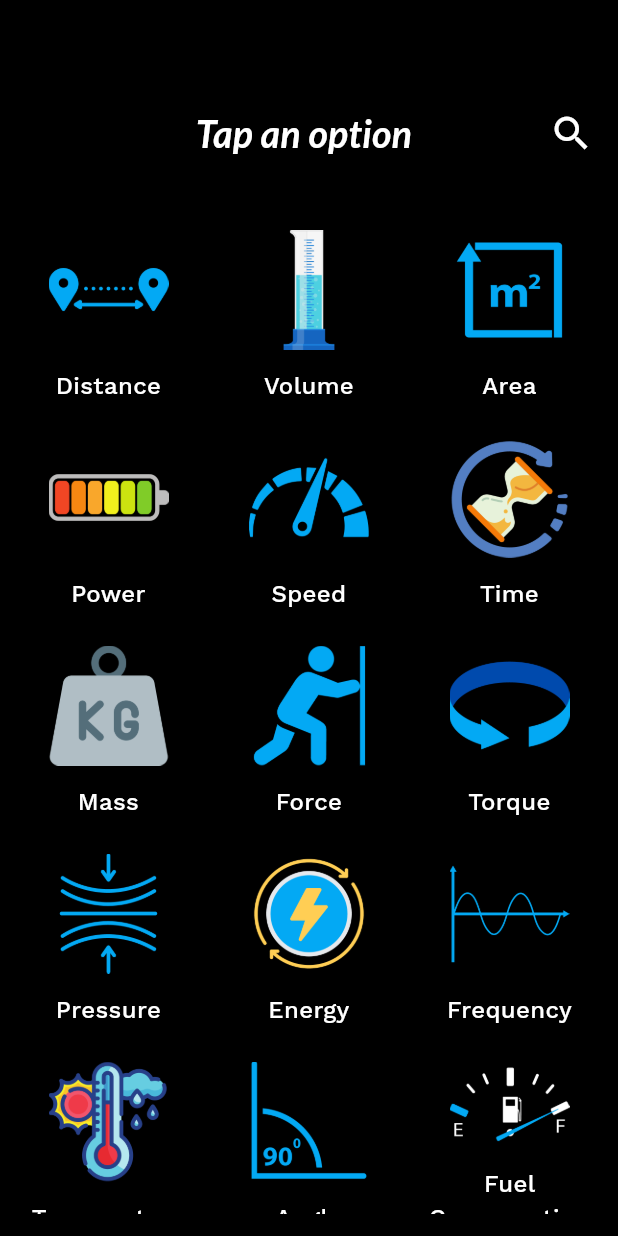
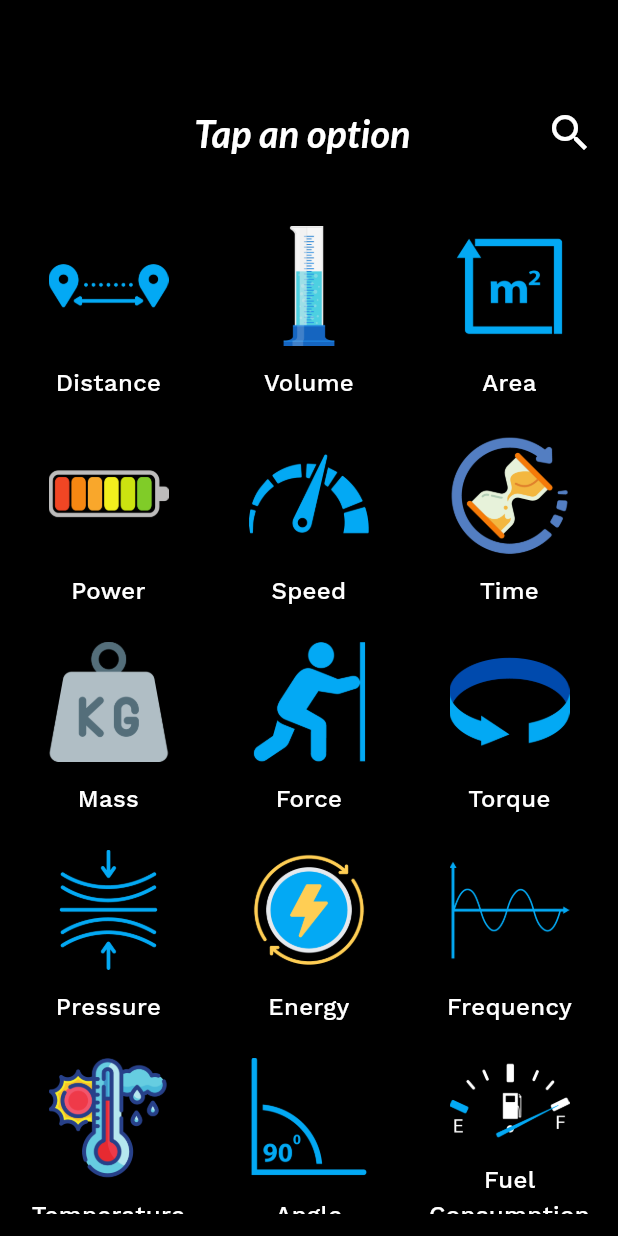
Before and after one commit to VictorCuerdo/UnitApp, a Flutter app: the screen it shows after launch, on a phone screen of 412 x 824 dp. Run offline on Flutter 3.47's test engine with Material 3 defaults, Android fonts, the phone set to English and light mode, and no system bars; drawn by our look-alikes of google_mobile_ads; our stand-ins replace auto_size_text, connectivity_plus, easy_localization, firebase_analytics, firebase_core, firebase_crashlytics and 4 more; missing offline and left inert: flutter_vibrate; accounts and stored records are empty; network calls fail.

Commit message:
cambios finales antes de mejorar idiomas

```diff
--- a/lib/widgets/unit_conversion.dart
+++ b/lib/widgets/unit_conversion.dart
@@ -65,7 +65,7 @@ class _UnitConversionState extends State<UnitConversion> {
             "Share the App".tr(),
             style: const TextStyle(
               fontWeight: FontWeight.bold,
-              fontSize: 20,
+              fontSize: 18,
               color: Colors.black,
             ),
           ),
@@ -197,7 +197,7 @@ class _UnitConversionState extends State<UnitConversion> {
           ),
           textAlign: TextAlign.center,
         ),
-        const SizedBox(height: 20),
+        const SizedBox(height: 10),
         ElevatedButton(
           onPressed: () {
             Clipboard.setData(ClipboardData(text: appLink)).then((_) {
@@ -247,7 +247,7 @@ class _UnitConversionState extends State<UnitConversion> {
           child: Text(
             'Copy Link'.tr(),
             style: const TextStyle(
-              fontSize: 20,
+              fontSize: 18,
               color: Colors.white,
             ),
           ),
@@ -542,14 +542,13 @@ class _UnitConversionState extends State<UnitConversion> {
 
   @override
   Widget build(BuildContext context) {
-    // Your existing backgroundColor determination
     var backgroundColor = Theme.of(context).brightness == Brightness.light
         ? const Color(0xFF3E001F)
         : Colors.black;
 
     return AnnotatedRegion<SystemUiOverlayStyle>(
         value: SystemUiOverlayStyle.light.copyWith(
-          statusBarColor: Colors.black, // Set the status bar color to black
+          statusBarColor: Colors.black,
         ),
         child: GestureDetector(
             onTap: _handleOutsideTap,
@@ -559,40 +558,32 @@ class _UnitConversionState extends State<UnitConversion> {
               body: Column(
                 children: <Widget>[
                   SafeArea(
-                    child: Container(
-                      color: Colors.black, // Set the background color to black
-                      alignment: Alignment
-                          .topCenter, // Align the ad to the top of the container
                     child: MyBannerAdWidget(
                       adUnitId: Platform.isAndroid
-                            ? 'ca-app-pub-3940256099942544/6300978111' // Replace with your actual Android ad unit ID
-                            : 'ca-app-pub-3940256099942544/2934735716', // Replace with your actual iOS ad unit ID
+                          ? 'ca-app-pub-3940256099942544/6300978111'
+                          : 'ca-app-pub-3940256099942544/2934735716',
                     ),
                   ),
-                  ),
-                  AnimatedContainer(
-                    duration: const Duration(milliseconds: 300),
-                    height: _isSearchBarVisible
-                        ? 0
-                        : MediaQuery.of(context).size.height * 0.07,
-                    // color: const Color(0xFF28D885),
+                  Visibility(
+                    visible: !_isSearchBarVisible,
+                    child: Container(
                       color: Colors.black,
-                    padding: const EdgeInsets.symmetric(horizontal: 16),
-                    child: _isSearchBarVisible
-                        ? null
-                        : Row(
+                      padding: const EdgeInsets.symmetric(
+                          horizontal: 16, vertical: 10), // Increased padding
+                      height: MediaQuery.of(context).size.height *
+                          0.07, // Increased height
+                      child: Row(
                         mainAxisAlignment: MainAxisAlignment.spaceBetween,
                         children: [
-                              const SizedBox(width: 23), // Placeholder
+                          const SizedBox(width: 23),
                           const Text(
                             'Tap an option',
                             style: TextStyle(
                               fontFamily: 'Lato',
-                                  fontWeight: FontWeight.w700, // Medium weight
-                                  fontSize: 25,
+                              fontWeight: FontWeight.w700,
+                              fontSize: 25, // Increased font size
                               color: Colors.white,
                             ),
-                                textAlign: TextAlign.center,
                           ).tr(),
                           GestureDetector(
                             onTap: () {
@@ -603,29 +594,25 @@ class _UnitConversionState extends State<UnitConversion> {
                             child: const Icon(
                               Icons.search,
                               color: Colors.white,
-                                  size: 30,
+                              size: 32, // Slightly larger icon
                             ),
                           ),
                         ],
                       ),
                     ),
-                  if (_isSearchBarVisible)
+                  ),
                   Expanded(
-                      child: SearchWidget(
+                    child: _isSearchBarVisible
+                        ? SearchWidget(
                             onClose: () {
                               setState(() {
                                 _isSearchBarVisible = false;
                               });
                             },
-                      ),
-                    ),
-                  const SizedBox(height: 2.5),
-                  Expanded(
-                    child: GridView.builder(
+                          )
+                        : GridView.builder(
                             padding: const EdgeInsets.only(
-                          top: 20.0,
-                          left: 8.0,
-                          right: 8.0), // Added top padding
+                                top: 20.0, left: 8.0, right: 8.0),
                             gridDelegate:
                                 const SliverGridDelegateWithFixedCrossAxisCount(
                               crossAxisCount: 3,
@@ -639,9 +626,8 @@ class _UnitConversionState extends State<UnitConversion> {
                                 label: _gridItems[index]['label'],
                                 index: index,
                                 onTap: () {
-                            // Provide the onTap callback here
                                   if (_gridItems[index]['label'] == 'Share') {
-                              _shareApp(context); // Call the share method here
+                                    _shareApp(context);
                                   }
                                 },
                               );
```
Also changed, not shown: lib/widgets/search_widget.dart (+8 -3 lines), assets/translations/es-ES.json. Lines whose indentation alone changed are shown as unchanged.
